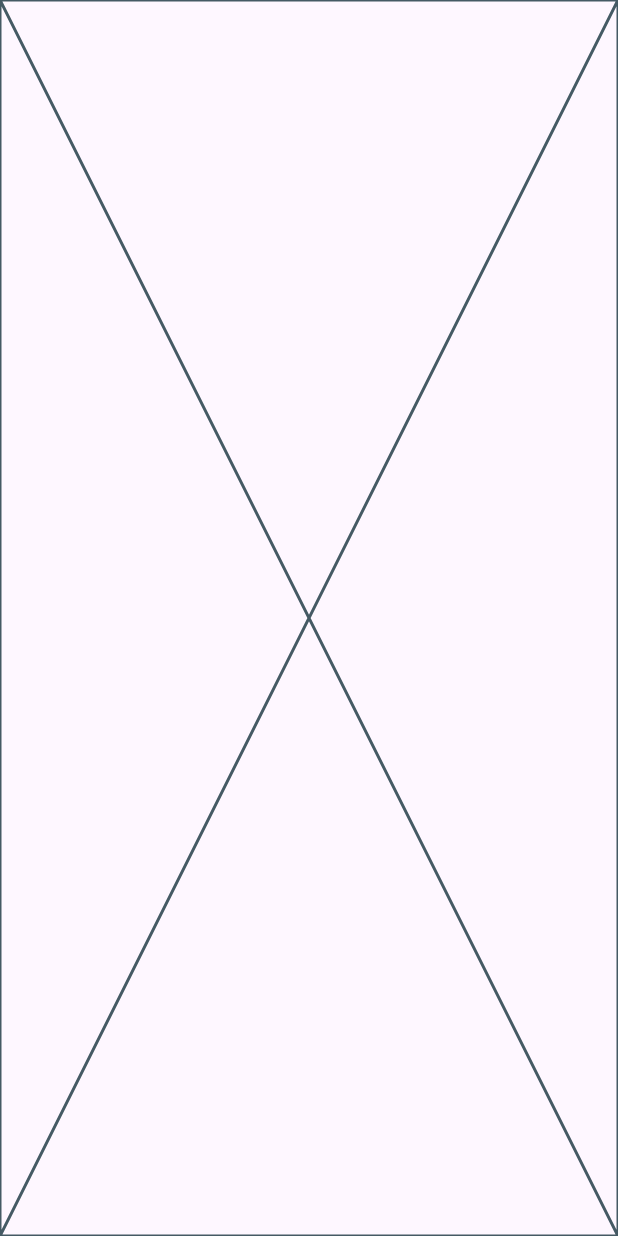
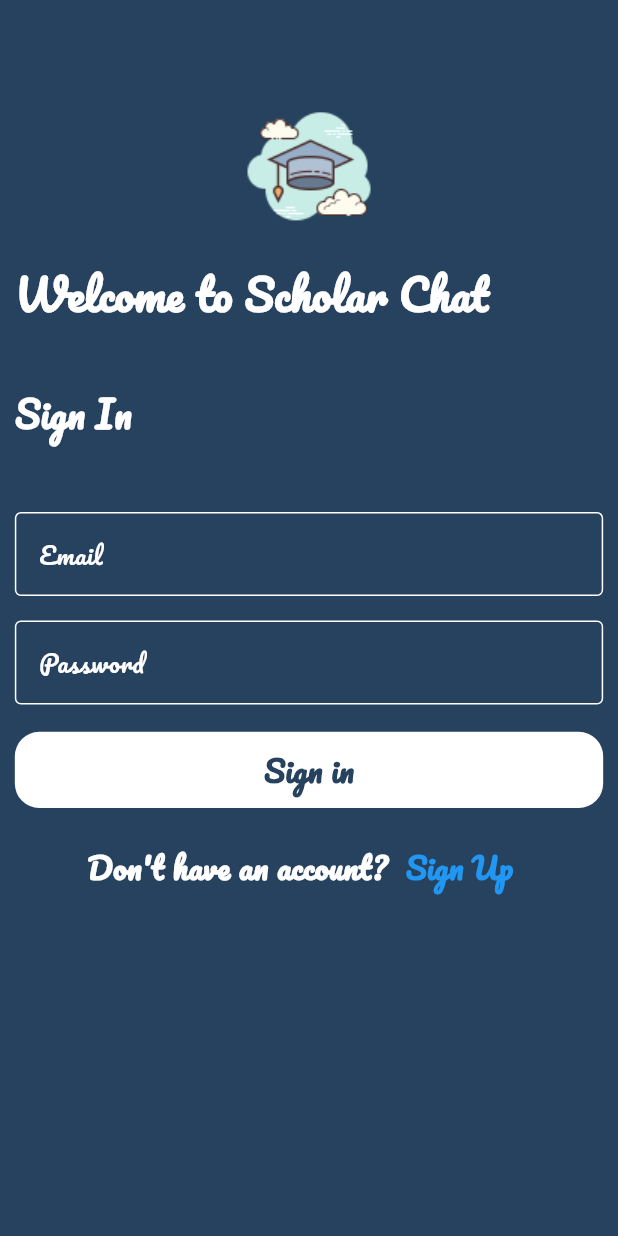
Before and after one commit to OmarGamalDev/Scoloar-Chat, a Flutter app: the screen it shows after launch, on a phone screen of 412 x 824 dp. Run offline on Flutter 3.47's test engine with Material 3 defaults, Android fonts, the phone set to English and light mode, and no system bars; our stand-ins replace flutter_bloc, flutter_screenutil, google_fonts.

Commit message:
Finish Ui For sign in

```diff
--- a/lib/core/constants/app_styles.dart
+++ b/lib/core/constants/app_styles.dart
@@ -5,30 +5,22 @@ import 'app_colors.dart';
 class AppStyles {
   static final TextStyle headline1 = TextStyle(
     color: AppColors.whiteColor,
-    fontSize: 32.sp,
+    fontSize: 28.sp,
+    fontWeight: FontWeight.w600,
+  );
+  static final TextStyle headline2 = TextStyle(
+    color: AppColors.whiteColor,
+    fontSize: 24.sp,
+    fontWeight: FontWeight.w600,
+  );
+  static final TextStyle bodytext = TextStyle(
+    color: AppColors.whiteColor,
+    fontSize: 20.sp,
     fontWeight: FontWeight.w600,
   );
 
-  static final TextStyle bodyText1 = TextStyle(
-    color: Colors.black,
-    fontSize: 13.sp,
-    fontWeight: FontWeight.w400,
-  );
-
-  static final TextStyle bodyText3 = TextStyle(
-    color: const Color(0xFF1F0FCE),
-    fontSize: 13.sp,
-    fontWeight: FontWeight.w500,
-  );
-
-  static final TextStyle bodyText4 = TextStyle(
-    color: const Color(0xFF120C07),
-    fontSize: 16.sp,
-    fontWeight: FontWeight.w400,
-  );
-
   static final TextStyle buttonText = TextStyle(
-    color: Colors.white,
+    color: AppColors.primaryColor,
     fontSize: 20.sp,
     fontWeight: FontWeight.w600,
   );
--- /dev/null
+++ b/lib/core/shared_widgets/custom_button.dart
@@ -0,0 +1,20 @@
+import 'package:chat_app/core/constants/app_styles.dart';
+import 'package:flutter/material.dart';
+import 'package:flutter_screenutil/flutter_screenutil.dart';
+
+class CustomButton extends StatelessWidget {
+  const CustomButton({super.key, required this.text});
+  final String text;
+  @override
+  Widget build(BuildContext context) {
+    return Container(
+      width: double.infinity,
+      height: 50.h,
+      decoration: BoxDecoration(
+        color: Colors.white,
+        borderRadius: BorderRadius.circular(16.r),
+      ),
+      child: Center(child: Text(text, style: AppStyles.buttonText)),
+    );
+  }
+}
--- /dev/null
+++ b/lib/core/shared_widgets/custom_text_form_field.dart
@@ -0,0 +1,28 @@
+import 'package:flutter/material.dart';
+import 'package:flutter_screenutil/flutter_screenutil.dart';
+
+class CustomTextFormField extends StatelessWidget {
+  const CustomTextFormField({super.key, required this.hintText});
+  final String hintText;
+  @override
+  Widget build(BuildContext context) {
+    return Padding(
+      padding: EdgeInsets.only(top: 8.h, bottom: 8.h),
+      child: TextFormField(
+        decoration: InputDecoration(
+          hintText: hintText,
+          hintStyle: const TextStyle(color: Colors.white),
+          focusedBorder: OutlineInputBorder(
+            borderSide: const BorderSide(color: Colors.amber),
+          ),
+          enabledBorder: OutlineInputBorder(
+            borderSide: const BorderSide(color: Colors.white),
+          ),
+          border: OutlineInputBorder(
+            borderSide: const BorderSide(color: Colors.white),
+          ),
+        ),
+      ),
+    );
+  }
+}
--- a/lib/features/chat/presentation/views/sign_in_view.dart
+++ b/lib/features/chat/presentation/views/sign_in_view.dart
@@ -1,3 +1,4 @@
+import 'package:chat_app/core/constants/app_colors.dart';
 import 'package:chat_app/features/chat/presentation/views/widgets/sign_in_view_body.dart';
 import 'package:flutter/material.dart';
 
@@ -8,7 +9,7 @@ class SignInView extends StatelessWidget {
   @override
   Widget build(BuildContext context) {
     return Scaffold(
-
+      backgroundColor: AppColors.primaryColor,
       body: SignInViewBody(),
     );
   }
--- a/lib/features/chat/presentation/views/widgets/sign_in_view_body.dart
+++ b/lib/features/chat/presentation/views/widgets/sign_in_view_body.dart
@@ -1,10 +1,52 @@
+import 'package:chat_app/core/constants/app_colors.dart';
+import 'package:chat_app/core/constants/app_styles.dart';
+import 'package:chat_app/core/constants/asset_images.dart';
+import 'package:chat_app/core/shared_widgets/custom_button.dart';
+import 'package:chat_app/core/shared_widgets/custom_text_form_field.dart';
 import 'package:flutter/material.dart';
+import 'package:flutter_screenutil/flutter_screenutil.dart';
 
 class SignInViewBody extends StatelessWidget {
   const SignInViewBody({super.key});
 
   @override
   Widget build(BuildContext context) {
-    return const Placeholder();
+    return Padding(
+      padding: EdgeInsets.symmetric(horizontal: 9.w),
+      child: Column(
+        crossAxisAlignment: CrossAxisAlignment.start,
+        children: [
+          SizedBox(height: 60.h),
+          Center(child: Image.asset(AssetImages.logo)),
+          SizedBox(height: 15.h),
+          Text('Welcome to Scholar Chat', style: AppStyles.headline1),
+          SizedBox(height: 40.h),
+          Text('Sign In', style: AppStyles.headline2),
+          SizedBox(height: 40.h),
+          CustomTextFormField(hintText: "Email"),
+          CustomTextFormField(hintText: "Password"),
+          Padding(
+            padding: EdgeInsets.only(top: 10.h),
+            child: CustomButton(text: "Sign in"),
+          ),
+          Padding(
+            padding: EdgeInsets.only(top: 15.h),
+            child: Row(
+              mainAxisAlignment: MainAxisAlignment.center,
+              children: [
+                Text('Don\'t have an account?', style: AppStyles.bodytext),
+                TextButton(
+                  onPressed: () {},
+                  child: Text(
+                    "Sign Up",
+                    style: AppStyles.bodytext.copyWith(color: Colors.blue),
+                  ),
+                ),
+              ],
+            ),
+          ),
+        ],
+      ),
+    );
   }
 }
--- a/lib/main.dart
+++ b/lib/main.dart
@@ -16,7 +16,6 @@ class ScoloarChat extends StatelessWidget {
     return ScreenUtilInit(
       designSize: const Size(375, 812),
       minTextAdapt: true,
-
       builder: (context, child) => MaterialApp(
         debugShowCheckedModeBanner: true,
         onGenerateRoute: onGenerateRoute,
```
Also changed, not shown: lib/core/constants/asset_images.dart (+2 -14 lines), pubspec.yaml (+3 -55 lines), assets/images/scholar.png (added), lib/core/widgets/shared_widgets.dart (deleted), 3 other files.
